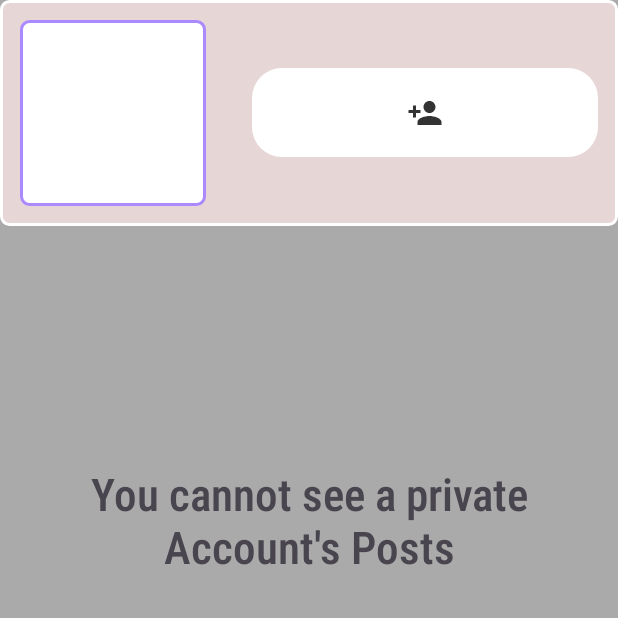
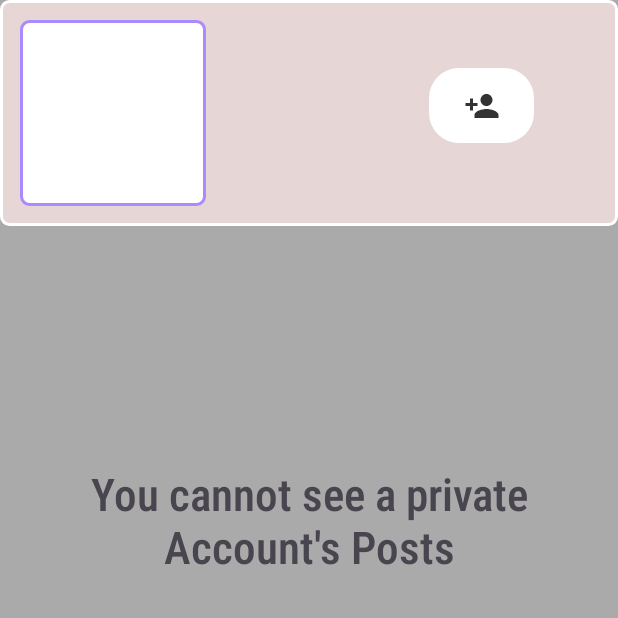
Before and after one commit to NoamLeabo/FaceBar_Android_Version, an Android app: the ProfilePageActivity screen opened directly, with no data from a screen before it, on a phone screen of 412 x 824 dp, the top half of it. Run offline under Robolectric (Android 15) with nearby library versions, the phone set to English and light mode, and no system bars; 12 statements that could not run were skipped.

Commit message:
-Visual updates

```diff
--- a/app/src/main/java/com/example/facebar_android/Friends/PendingListAdapter.java
+++ b/app/src/main/java/com/example/facebar_android/Friends/PendingListAdapter.java
@@ -49,7 +49,7 @@ public class PendingListAdapter extends RecyclerView.Adapter<PendingListAdapter.
     class PendingViewHolder extends RecyclerView.ViewHolder {
         private final TextView tvAuthor;
         private final FloatingActionButton deleteBtn;
-        private final FloatingActionButton editBtn;
+        private final FloatingActionButton acceptBtn;
 
         private ImageView profile;
         // constructor
@@ -58,7 +58,7 @@ public class PendingListAdapter extends RecyclerView.Adapter<PendingListAdapter.
             tvAuthor = itemView.findViewById(R.id.tvAuthor);
             deleteBtn = itemView.findViewById(R.id.deleteBtn);
             profile = itemView.findViewById(R.id.profile_img);
-            editBtn = itemView.findViewById(R.id.editBtn);
+            acceptBtn = itemView.findViewById(R.id.editBtn);
         }
     }
 
@@ -124,7 +124,7 @@ public class PendingListAdapter extends RecyclerView.Adapter<PendingListAdapter.
                 updatePendings();
             });
 
-            holder.editBtn.setOnClickListener(v -> {
+            holder.acceptBtn.setOnClickListener(v -> {
                 usersAPI.acceptFriend(activeUser.getUsername(), current, new UsersAPI.AddUserCallback() {
                     @Override
                     public void onSuccess() {
--- a/app/src/main/res/layout/activity_profile_page.xml
+++ b/app/src/main/res/layout/activity_profile_page.xml
@@ -12,6 +12,9 @@
         android:layout_height="match_parent"
         android:background="@android:color/darker_gray"
         android:orientation="vertical">
+
+
+
 
         <LinearLayout
             android:layout_width="match_parent"
@@ -53,6 +56,7 @@
                 <LinearLayout
                     android:layout_width="wrap_content"
                     android:layout_height="match_parent"
+                    android:layout_weight="3"
                     android:orientation="vertical">
 
                     <LinearLayout
@@ -88,17 +92,22 @@
 
                 </LinearLayout>
 
-                <ImageButton
-                    android:id="@+id/friends_btn"
-                    android:layout_width="60dp"
-                    android:layout_height="59dp"
-                    android:contextClickable="true"
-                    android:layout_gravity="center_vertical"
-                    android:layout_marginLeft="10dp"
+                <LinearLayout
+                    android:layout_width="wrap_content"
+                    android:layout_height="wrap_content"
                     android:layout_weight="1"
-                    android:background="@drawable/color_button_selector"
-                    android:clickable="true"
-                    android:src="@drawable/friends_sign" />
+                    android:orientation="vertical">
+
+                    <ImageButton
+                        android:id="@+id/friends_btn"
+                        android:layout_width="70dp"
+                        android:layout_height="50dp"
+                        android:contextClickable="true"
+                        android:layout_marginTop="32dp"
+                        android:background="@drawable/color_button_selector"
+                        android:clickable="true"
+                        android:src="@drawable/friends_sign" />
+                </LinearLayout>
 
             </LinearLayout>
 
```
Also changed, not shown: app/src/main/res/layout/activity_profile_page_dark.xml (+10 -5 lines).
